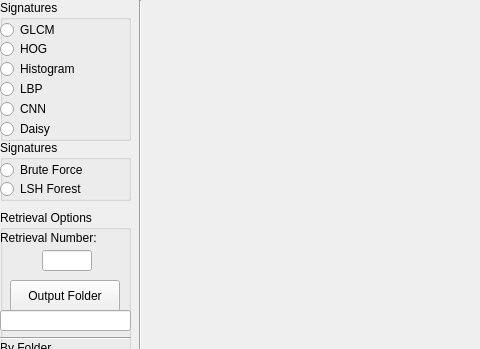
Old version of the form src/interface/pycbir.ui in the repository rgaiacs/imagesearch; both pictures show x 0 to 480 and y 0 to 349 of the 946 by 705 pixel window.
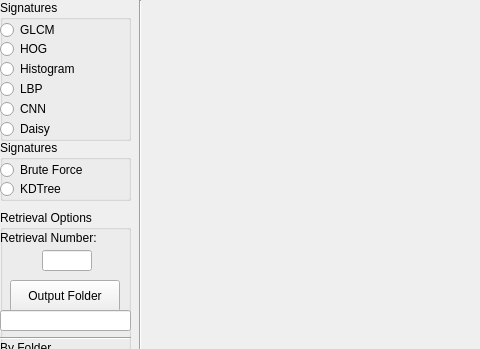
New version of the form.

Commit message: updated search methods

Diff of the .ui file:
```diff
--- a/src/interface/pycbir.ui
+++ b/src/interface/pycbir.ui
@@ -140,7 +140,7 @@
       </rect>
      </property>
      <property name="text">
-      <string>LSH Forest</string>
+      <string>KDTree</string>
      </property>
     </widget>
    </widget>
```
The commit also changes 1 other file.
